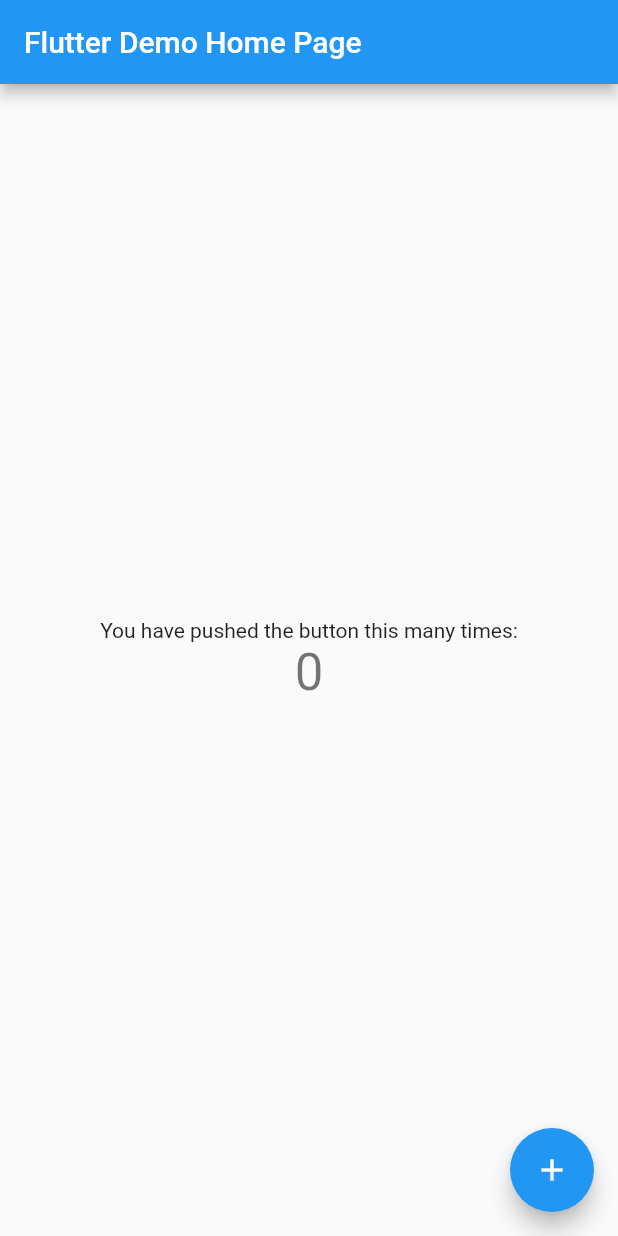
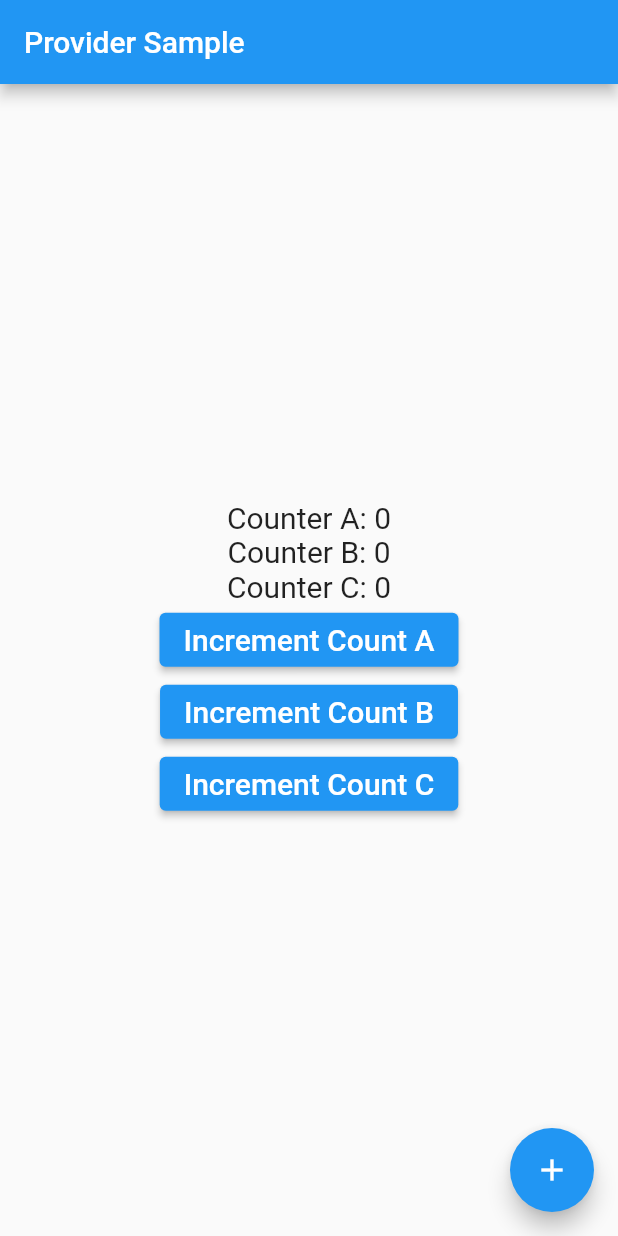
Before and after one commit to ryuzo111/flutter_management_state, a Flutter app: the screen it shows after launch, on a phone screen of 412 x 824 dp. Run offline on Flutter 3.47's test engine with Material 2 defaults, Android fonts, the phone set to English and light mode, and no system bars; our stand-ins replace flutter_redux, redux.

Commit message:
provider

```diff
--- a/lib/main.dart
+++ b/lib/main.dart
@@ -1,7 +1,9 @@
 import 'package:flutter/material.dart';
+import 'package:flutter_management_state/provider/main.dart';
 
 void main() {
-  runApp(const MyApp());
+  // runApp(const MyApp());
+  runApp(const MyProviderApp());
 }
 
 class MyApp extends StatelessWidget {
--- /dev/null
+++ b/lib/provider/Counter.dart
@@ -0,0 +1,22 @@
+import 'package:flutter/material.dart';
+
+class Counter extends ChangeNotifier {
+  var countA = 0;
+  var countB = 0;
+  var countC = 0;
+
+  void incrementCounterA() {
+    countA++;
+    notifyListeners();
+  }
+
+  void incrementCounterB() {
+    countB++;
+    notifyListeners();
+  }
+
+  void incrementCounterC() {
+    countC++;
+    notifyListeners();
+  }
+}
--- /dev/null
+++ b/lib/provider/main.dart
@@ -0,0 +1,135 @@
+import 'package:flutter/material.dart';
+import 'package:flutter_management_state/provider/Counter.dart';
+import 'package:provider/provider.dart';
+
+class MyProviderApp extends StatelessWidget {
+  const MyProviderApp({Key? key}) : super(key: key);
+
+  @override
+  Widget build(BuildContext context) {
+    return MaterialApp(
+      title: 'Flutter Demo',
+      theme: ThemeData(
+        primarySwatch: Colors.blue,
+      ),
+      home: const MyHomePage(),
+    );
+  }
+}
+
+class MyHomePage extends StatelessWidget {
+  const MyHomePage({Key? key}) : super(key: key);
+
+  @override
+  Widget build(BuildContext context) {
+    return Scaffold(
+      appBar: AppBar(title: const Text('Provider Sample')),
+      body: ChangeNotifierProvider(
+        create: (_) => Counter(),
+        child: Column(
+          mainAxisAlignment: MainAxisAlignment.center,
+          children: const [
+            TextWidgetA(),
+            TextWidgetB(),
+            TextWidgetC(),
+            ButtonWidgetA(),
+            ButtonWidgetB(),
+            ButtonWidgetC()
+          ],
+        ),
+      ),
+      floatingActionButton: FloatingActionButton(
+        onPressed: () => {},
+        tooltip: 'Increment',
+        child: const Icon(Icons.add),
+      ), // This trailing comma makes auto-formatting nicer for build methods.
+    );
+  }
+}
+
+class TextWidgetA extends StatelessWidget {
+  const TextWidgetA({Key? key}) : super(key: key);
+
+  @override
+  Widget build(BuildContext context) {
+    print('Built TextWidgetA');
+
+    return Center(
+        child: Text('Counter A: ${context.watch<Counter>().countA}',
+            style: const TextStyle(fontSize: 20)));
+  }
+}
+
+class TextWidgetB extends StatelessWidget {
+  const TextWidgetB({Key? key}) : super(key: key);
+
+  @override
+  Widget build(BuildContext context) {
+    print('Built TextWidgetB');
+
+    return Center(
+        child: Text('Counter B: ${context.read<Counter>().countB}',
+            style: const TextStyle(fontSize: 20)));
+  }
+}
+
+class TextWidgetC extends StatelessWidget {
+  const TextWidgetC({Key? key}) : super(key: key);
+
+  @override
+  Widget build(BuildContext context) {
+    print('Built TextWidgetC');
+
+    return Center(
+        child: Text(
+            'Counter C: ${context.select((Counter counter) => counter.countC)}',
+            style: const TextStyle(fontSize: 20)));
+  }
+}
+
+class ButtonWidgetA extends StatelessWidget {
+  const ButtonWidgetA({Key? key}) : super(key: key);
+
+  @override
+  Widget build(BuildContext context) {
+    return Center(
+        child: ElevatedButton(
+            onPressed: () {
+              context.read<Counter>().incrementCounterA();
+            },
+            child: const Text('Increment Count A',
+                style: TextStyle(fontSize: 20))));
+  }
+}
+
+class ButtonWidgetB extends StatelessWidget {
+  const ButtonWidgetB({Key? key}) : super(key: key);
+
+  @override
+  Widget build(BuildContext context) {
+    return Center(
+        child: ElevatedButton(
+            onPressed: () {
+              context.read<Counter>().incrementCounterB();
+            },
+            child: const Text('Increment Count B',
+                style: TextStyle(fontSize: 20))));
+  }
+}
+
+class ButtonWidgetC extends StatelessWidget {
+  const ButtonWidgetC({Key? key}) : super(key: key);
+
+  @override
+  Widget build(BuildContext context) {
+    print('Built ButtonWidgetC');
+
+    return Center(
+        child: ElevatedButton(
+            onPressed: () {
+              context.read<Counter>().incrementCounterC();
+            },
+            child: const Text('Increment Count C',
+                style: TextStyle(fontSize: 20))));
+  }
+}
--- a/pubspec.yaml
+++ b/pubspec.yaml
@@ -36,6 +36,7 @@
   # The following adds the Cupertino Icons font to your application.
   # Use with the CupertinoIcons class for iOS style icons.
   cupertino_icons: ^1.0.2
+  provider: ^6.0.5
 
 dev_dependencies:
   flutter_test:
```
Also changed, not shown: pubspec.lock, 3 other files.
